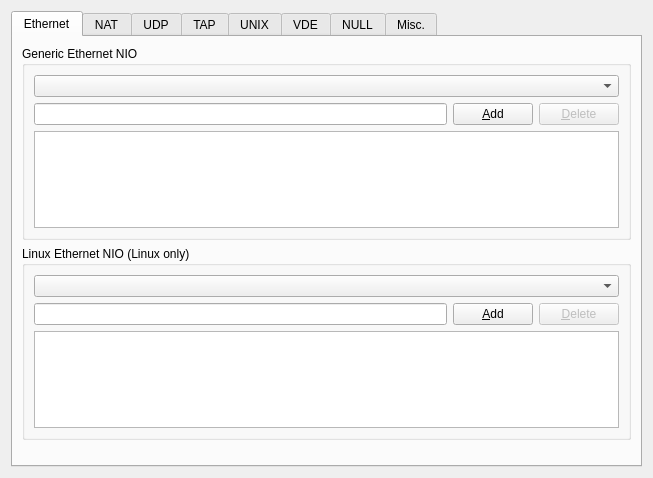
Old version of the form gns3/modules/builtin/ui/cloud_configuration_page.ui in the repository mpplab/MNSS.
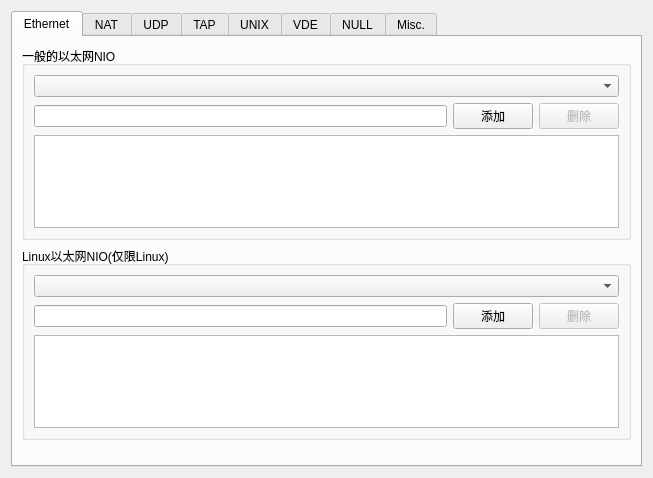
New version of the form.

```diff
--- a/gns3/modules/builtin/ui/cloud_configuration_page.ui
+++ b/gns3/modules/builtin/ui/cloud_configuration_page.ui
@@ -27,7 +27,7 @@
        <item>
         <widget class="QGroupBox" name="uiGenericEthernetGroupBox">
          <property name="title">
-          <string>Generic Ethernet NIO</string>
+          <string>一般的以太网NIO</string>
          </property>
          <layout class="QGridLayout">
           <item row="0" column="0" colspan="3">
@@ -49,7 +49,7 @@
           <item row="1" column="1">
            <widget class="QPushButton" name="uiAddGenericEthernetPushButton">
             <property name="text">
-             <string>&amp;Add</string>
+             <string>添加</string>
             </property>
            </widget>
           </item>
@@ -59,7 +59,7 @@
              <bool>false</bool>
             </property>
             <property name="text">
-             <string>&amp;Delete</string>
+             <string>删除</string>
             </property>
            </widget>
           </item>
@@ -78,7 +78,7 @@
           </sizepolicy>
          </property>
          <property name="title">
-          <string>Linux Ethernet NIO (Linux only)</string>
+          <string>Linux以太网NIO(仅限Linux)</string>
          </property>
          <layout class="QGridLayout">
           <item row="0" column="0" colspan="3">
@@ -97,7 +97,7 @@
           <item row="1" column="1">
            <widget class="QPushButton" name="uiAddLinuxEthernetPushButton">
             <property name="text">
-             <string>&amp;Add</string>
+             <string>添加</string>
             </property>
            </widget>
           </item>
@@ -107,7 +107,7 @@
              <bool>false</bool>
             </property>
             <property name="text">
-             <string>&amp;Delete</string>
+             <string>删除</string>
             </property>
            </widget>
           </item>
```
Left out of the diff: 58 changed lines with no effect on the pictures.
